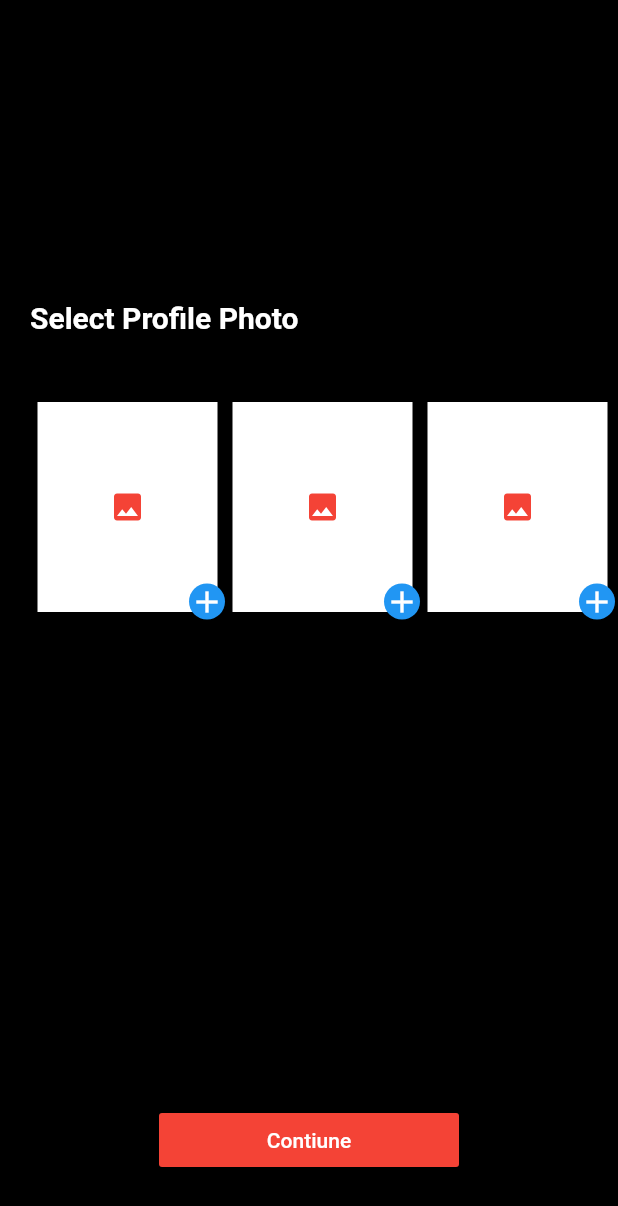
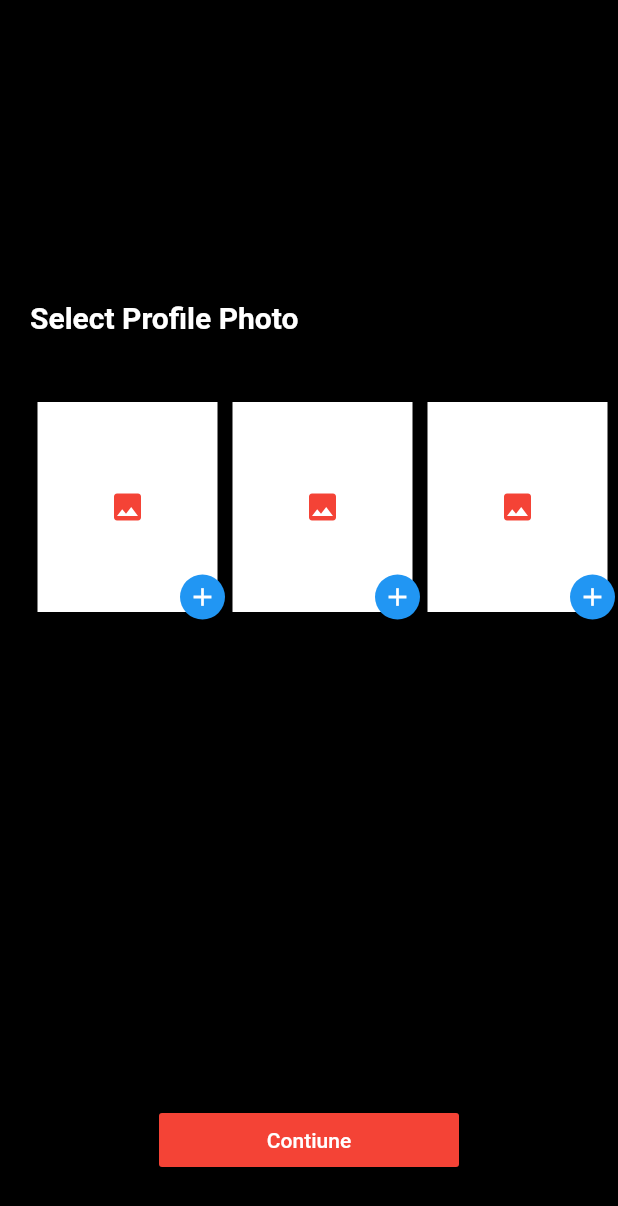
Before and after one commit to taylanyildiz/flutter_image_picker_cropp, a Flutter app: the screen it shows after launch, on a phone screen of 412 x 824 dp. Shown: the top 1206 px of the screen. Run offline on Flutter 3.47's test engine with Material 2 defaults, Android fonts, the light colour scheme and no system bars; our stand-ins replace image_cropper, image_picker.

Commit message:
added photo

```diff
--- a/lib/screens/home_screen.dart
+++ b/lib/screens/home_screen.dart
@@ -27,7 +27,10 @@ class _HomeScreenState extends State<HomeScreen> {
     if (imageFiles.length < 3)
       setState(() => imageFiles.add(file));
     else
-      setState(() => imageFiles.insert(index, file));
+      setState(() {
+        imageFiles.removeAt(index);
+        imageFiles.insert(index, file);
+      });
   }
 
   Future<File> cropSquareImage(File imageFile) async {
@@ -62,12 +65,14 @@ class _HomeScreenState extends State<HomeScreen> {
   }
 
   _displayPhoto(context, index) {
-    if (imageFiles.isEmpty)
-      return _imageContainer(context, index);
-    else {
-      return imageFiles[0] != null
-          ? _imageContainer(context, index,
-              images: imageFiles.map((e) => e).elementAt(index))
+    if (imageFiles.isEmpty) return _imageContainer(context, index);
+    if (imageFiles[0] != null) {
+      return index == 0
+          ? _imageContainer(context, index, images: imageFiles[0])
+          : index == 1 && imageFiles.length > 1 && imageFiles[1] != null
+              ? _imageContainer(context, index, images: imageFiles[1])
+              : index == 2 && imageFiles.length > 2 && imageFiles[2] != null
+                  ? _imageContainer(context, index, images: imageFiles[2])
                   : _imageContainer(context, index);
     }
   }
@@ -75,7 +80,8 @@ class _HomeScreenState extends State<HomeScreen> {
   _imageContainer(context, index, {File images}) {
     return Stack(
       children: [
-        Container(
+        images == null
+            ? Container(
                 margin: EdgeInsets.all(5.0),
                 width: 120,
                 height: double.infinity,
@@ -89,6 +95,26 @@ class _HomeScreenState extends State<HomeScreen> {
                         Icons.image,
                         color: Colors.red,
                       ),
+              )
+            : Container(
+                margin: EdgeInsets.all(5.0),
+                width: 120,
+                height: double.infinity,
+                decoration: BoxDecoration(
+                  borderRadius: BorderRadius.circular(20.0),
+                ),
+                child: images != null
+                    ? ClipRRect(
+                        borderRadius: BorderRadius.circular(20.0),
+                        child: Image.file(
+                          images,
+                          fit: BoxFit.cover,
+                        ),
+                      )
+                    : Icon(
+                        Icons.image,
+                        color: Colors.red,
+                      ),
               ),
         Positioned(
           bottom: 0.0,
@@ -96,13 +122,15 @@ class _HomeScreenState extends State<HomeScreen> {
           child: GestureDetector(
             onTap: () => _selectPhoto(index),
             child: Container(
+              padding: EdgeInsets.all(5.0),
               decoration: BoxDecoration(
                 color: Colors.blue,
                 shape: BoxShape.circle,
               ),
               child: Center(
                 child: Icon(
-                  Icons.add,
+                  images == null ? Icons.add : Icons.edit,
+                  size: 20.0,
                   color: Colors.white,
                 ),
               ),
```
Also changed, not shown: ss2.png, ss3.png, ss4.png (deleted), ss5.png (deleted), 1 other file. Lines whose indentation alone changed are shown as unchanged.
